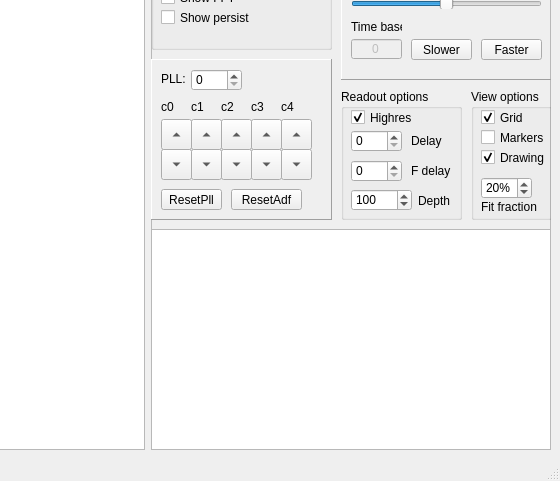
Above: software/HaasoscopePro.ui from priimak/HaasoscopePro before the change; both pictures show x 652 to 1212 and y 319 to 800 of the 1212 by 800 pixel window. Below: the same form after it.
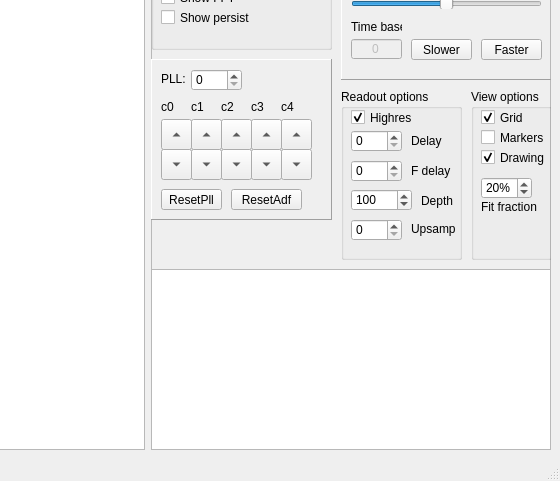
That is the form after the change. Custom widgets are drawn as their Qt base class.

What changed in the file:
```diff
--- a/software/HaasoscopePro.ui
+++ b/software/HaasoscopePro.ui
@@ -47,9 +47,9 @@
        <property name="geometry">
         <rect>
          <x>0</x>
-         <y>520</y>
+         <y>560</y>
          <width>400</width>
-         <height>221</height>
+         <height>181</height>
         </rect>
        </property>
        <property name="font">
@@ -538,7 +538,7 @@
          <x>190</x>
          <y>380</y>
          <width>121</width>
-         <height>131</height>
+         <height>171</height>
         </rect>
        </property>
        <property name="font">
@@ -693,7 +693,7 @@
        <widget class="QLabel" name="label_20">
         <property name="geometry">
          <rect>
-          <x>77</x>
+          <x>80</x>
           <y>104</y>
           <width>41</width>
           <height>16</height>
@@ -708,6 +708,54 @@
          <string>Depth</string>
         </property>
        </widget>
+       <widget class="QSpinBox" name="resampBox">
+        <property name="geometry">
+         <rect>
+          <x>10</x>
+          <y>130</y>
+          <width>51</width>
+          <height>22</height>
+         </rect>
+        </property>
+        <property name="font">
+         <font>
+          <family>Arial</family>
+         </font>
+        </property>
+        <property name="suffix">
+         <string/>
+        </property>
+        <property name="minimum">
+         <number>0</number>
+        </property>
+        <property name="maximum">
+         <number>16</number>
+        </property>
+        <property name="singleStep">
+         <number>2</number>
+        </property>
+        <property name="value">
+         <number>0</number>
+        </property>
+       </widget>
+       <widget class="QLabel" name="label_21">
+        <property name="geometry">
+         <rect>
+          <x>70</x>
+          <y>130</y>
+          <width>51</width>
+          <height>20</height>
+         </rect>
+        </property>
+        <property name="font">
+         <font>
+          <family>Arial</family>
+         </font>
+        </property>
+        <property name="text">
+         <string>Upsamp</string>
+        </property>
+       </widget>
       </widget>
       <widget class="QGroupBox" name="viewgroupBox">
        <property name="geometry">
@@ -715,7 +763,7 @@
          <x>320</x>
          <y>380</y>
          <width>81</width>
-         <height>131</height>
+         <height>171</height>
         </rect>
        </property>
        <property name="font">
```
